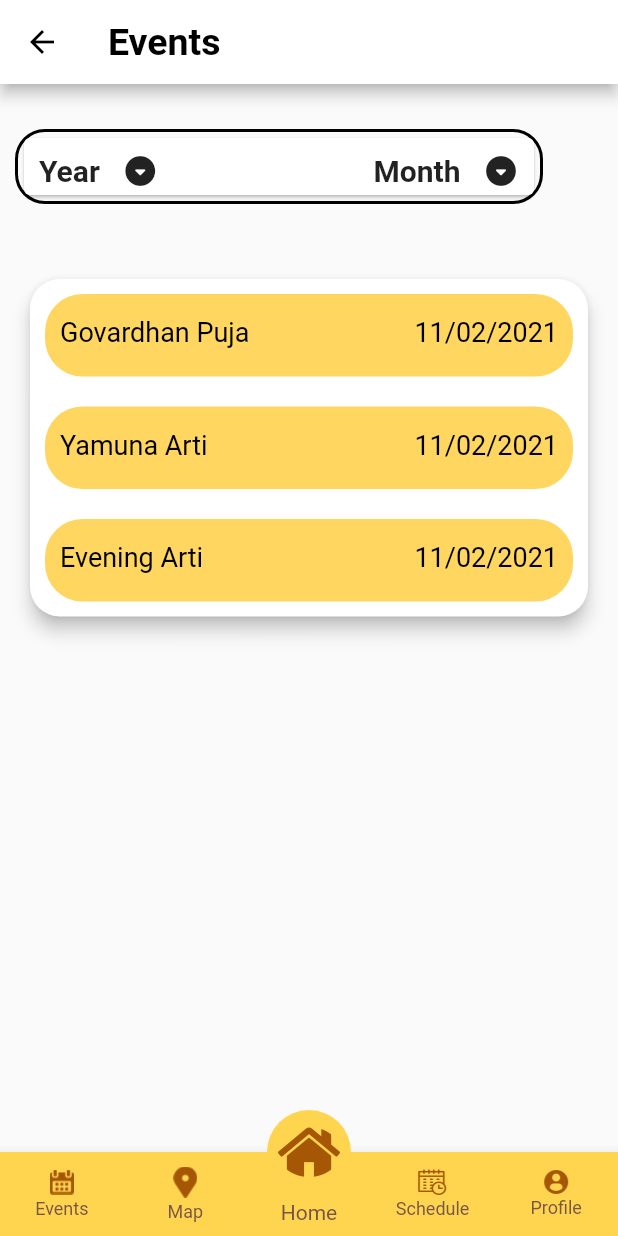
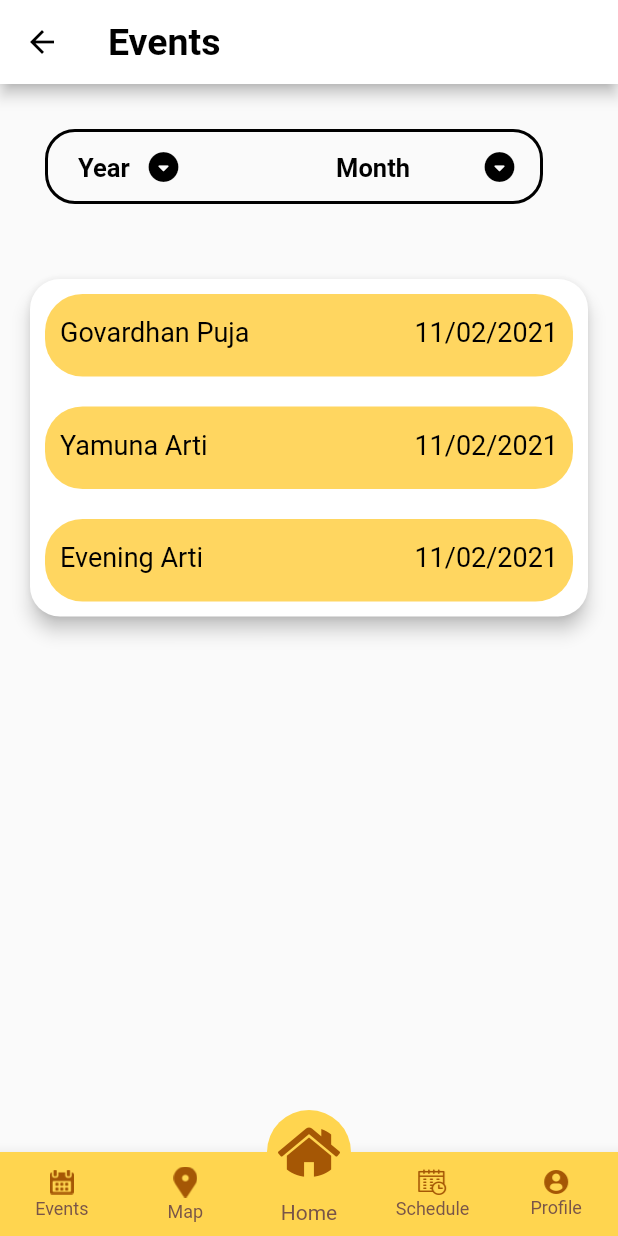
Before and after one commit to Mahima-014/gev, a Flutter app: the EventScreen screen opened by its route, on a phone screen of 412 x 824 dp. Run offline on Flutter 3.47's test engine with Material 2 defaults, Android fonts, the phone set to English and light mode, and no system bars; our stand-ins replace shared_preferences, smooth_star_rating, webview_flutter; accounts and stored records are empty.

Commit message:
Event Screen DropDown Complete

```diff
--- a/lib/utilities/commons.dart
+++ b/lib/utilities/commons.dart
@@ -164,7 +164,37 @@ class Common {
       ),
     );
   }
+
+
+  static List<DropdownMenuItem<int>> getYearDropDownButton()
+  {
+    return getYearList().map((int value) {
+        return new DropdownMenuItem<int>(
+          value: value,
+          child: new Text(value.toString()),
+        );
+      }).toList();
+  }
+
+
+  static List<int> getYearList()
+  {
+    List<int> yearList = [];
+    for(int i=DateTime.now().year; i>=2010; i--)
+      yearList.add(i);
+
+    return yearList;
+  }
+
+
+  static List<String> getMonthList()
+  {
+    List<String> monthList = ["January", "February", "March", "April", "May", "June", "July", "August", "September", "October", "November", "December"];
+    return monthList;
+  }
+
 }
+
 
 //BottomNavigationBar
 
--- a/lib/views/event_screen.dart
+++ b/lib/views/event_screen.dart
@@ -3,6 +3,8 @@ import 'package:gev_app/controllers/event_controller.dart';
 import 'package:gev_app/models/event_list_model.dart';
 import 'package:gev_app/utilities/commons.dart';
 import 'package:gev_app/utilities/constants.dart';
+
+import '../utilities/commons.dart';
 
 class EventScreen extends StatefulWidget {
   @override
@@ -12,12 +14,16 @@ class EventScreen extends StatefulWidget {
 class _EventScreenState extends State<EventScreen> {
   EventController eventController = EventController();
   List<EventListModel> eventList;
+  int selectedYear;
+  String selectedMonth;
+
   @override
   void initState() {
     // TODO: implement initState
     super.initState();
     eventList = eventController.getEventList();
   }
+
   @override
   Widget build(BuildContext context) {
     return Scaffold(
@@ -30,78 +36,160 @@ class _EventScreenState extends State<EventScreen> {
         child: Column(
           children: [
             Padding(
-              padding: const EdgeInsets.only(left: 10,right: 50,top: 30),
+              padding: const EdgeInsets.only(left: 30, right: 50, top: 30),
               child: Container(
                 height: 50,
                 decoration: BoxDecoration(
-                    border: Border.all(
-                        color: Colors.black,
-                        width: 2
-                    ),
-                    borderRadius: BorderRadius.all(Radius.circular(20))
-                ),
-                child: Card(
+                    border: Border.all(color: Colors.black, width: 2),
+                    borderRadius: BorderRadius.all(Radius.circular(20))),
                 child: Row(
                   mainAxisAlignment: MainAxisAlignment.spaceBetween,
                   children: [
-                      Row(
-                        children: [
-                          Padding(
-                            padding: const EdgeInsets.only(left: 10, top:10),
-                            child: Column(
-                              children: [
-                                Text(
-                                  'Year',
+                    // InkWell(
+                    //   onTap: (){
+                    //
+                    //   },
+                    //   child: Row(
+                    //     children: [
+                    //       Padding(
+                    //         padding: const EdgeInsets.only(left: 10, top:10),
+                    //         child: Column(
+                    //           children: [
+                    //             Text(
+                    //               'Year',
+                    //               style: TextStyle(
+                    //                 fontSize: 20,
+                    //                 fontWeight: FontWeight.bold,
+                    //               ),
+                    //             ),
+                    //           ],
+                    //         ),
+                    //       ),
+                    //       Padding(
+                    //         padding: const EdgeInsets.only(left: 15, top:10),
+                    //         child: Column(
+                    //           children: [
+                    //             Icon(
+                    //               Icons.arrow_drop_down_circle_rounded,
+                    //             ),
+                    //           ],
+                    //         ),
+                    //       )
+                    //     ],
+                    //   ),
+                    // ),
+
+                    Container(
+                      padding: EdgeInsets.symmetric(horizontal: 20, vertical: 8),
+                      child: DropdownButton<int>(
+                        value: selectedYear,
+                        hint: Text(
+                          "Year",
+                          style: TextStyle(
+                              fontSize: 17,
+                              fontWeight: FontWeight.bold,
+                              color: Colors.black,
+                              height: 1.5),
+                        ),
                         style: TextStyle(
                             fontSize: 20,
-                                    fontWeight: FontWeight.bold,
+                            color: Colors.grey,
+                            height: 1.3),
+                        icon: Icon(
+                          Icons.arrow_drop_down_circle_rounded,
+                          color: Colors.black,
+                        ),
+                        underline: Container(
+                          height: 2,
+                        ),
+                        items: Common.getYearList().map((int value) {
+                          return new DropdownMenuItem<int>(
+                            value: value,
+                            child: Text(
+                              value.toString(),
+                              textAlign: TextAlign.left,
+                              style: TextStyle(color: Colors.grey),
+                            ),
+                          );
+                        }).toList(),
+                        onChanged: (value) {
+                          setState(() {
+                            selectedYear = value;
+                          });
+                        },
                       ),
                     ),
-                              ],
+
+                    Container(
+                      padding: EdgeInsets.symmetric(horizontal: 15, vertical: 8),
+                      child: DropdownButton<String>(
+                        value: selectedMonth,
+                        hint: Text(
+                          "Month",
+                          style: TextStyle(
+                              fontSize: 17,
+                              fontWeight: FontWeight.bold,
+                              color: Colors.black,
+                              height: 1.5),
+                        ),
+                        style: TextStyle(
+                            fontSize: 20,
+                            color: Colors.grey,
+                            height: 1.3),
+                        icon: Icon(
+                          Icons.arrow_drop_down_circle_rounded,
+                          color: Colors.black,
+                        ),
+                        underline: Container(
+                          height: 2,
+                        ),
+                        items: Common.getMonthList().map((String value) {
+                          return new DropdownMenuItem<String>(
+                            value: value,
+                            child: Text(
+                              value.toString(),
+                              textAlign: TextAlign.left,
+                              style: TextStyle(color: Colors.grey),
+                            ),
+                          );
+                        }).toList(),
+                        onChanged: (value) {
+                          setState(() {
+                            selectedMonth = value;
+                          });
+                        },
                       ),
                     ),
-                          Padding(
-                            padding: const EdgeInsets.only(left: 15, top:10),
-                            child: Column(
-                              children: [
-                                Icon(
-                                  Icons.arrow_drop_down_circle_rounded,
-                                ),
+
+                    // Row(
+                    //   children: [
+                    //     Padding(
+                    //       padding: const EdgeInsets.only(right: 15, top: 10),
+                    //       child: Column(
+                    //         children: [
+                    //           Text(
+                    //             'Month',
+                    //             style: TextStyle(
+                    //               fontSize: 20,
+                    //               fontWeight: FontWeight.bold,
+                    //             ),
+                    //           ),
+                    //         ],
+                    //       ),
+                    //     ),
+                    //     Padding(
+                    //       padding: const EdgeInsets.only(right: 10, top: 10),
+                    //       child: Column(
+                    //         children: [
+                    //           Icon(
+                    //             Icons.arrow_drop_down_circle_rounded,
+                    //           )
+                    //         ],
+                    //       ),
+                    //     )
+                    //   ],
+                    // ),
                   ],
-                            ),
-                          )
-                        ],
-                      ),
-                      Row(
-                        children: [
-                          Padding(
-                            padding: const EdgeInsets.only(right: 15,top: 10),
-                            child: Column(
-                              children: [
-                                Text(
-                                  'Month',
-                                  style: TextStyle(
-                                    fontSize: 20,
-                                    fontWeight: FontWeight.bold,
-                                  ),
-                                ),
-                              ],
-                            ),
-                          ),
-                          Padding(
-                            padding: const EdgeInsets.only(right: 10,top: 10),
-                            child: Column(
-                              children: [
-                                Icon(
-                                  Icons.arrow_drop_down_circle_rounded,
-                                )
-                              ],
-                            ),
-                          )
-                        ],
-                      )
-                    ],
-                  ),
                 ),
               ),
             ),
@@ -115,17 +203,18 @@ class _EventScreenState extends State<EventScreen> {
                     margin: EdgeInsets.only(left: 20, right: 20),
                     elevation: 5,
                     shape: RoundedRectangleBorder(
-                      borderRadius: BorderRadius. circular(20),
+                      borderRadius: BorderRadius.circular(20),
                     ),
                     child: ListView.builder(
                         shrinkWrap: true,
                         itemCount: eventController.getEventList().length,
-                        itemBuilder: (context, index){
+                        itemBuilder: (context, index) {
                           return Padding(
-                            padding: const EdgeInsets.only(top:10,bottom:10,right: 10,left: 10),
+                            padding: const EdgeInsets.only(
+                                top: 10, bottom: 10, right: 10, left: 10),
                             child: InkWell(
-                              onTap:(){
-                                showAlertBox(context,index);
+                              onTap: () {
+                                showAlertBox(context, index);
                               },
                               child: Container(
                                 height: 55,
@@ -135,10 +224,12 @@ class _EventScreenState extends State<EventScreen> {
                                       borderRadius: BorderRadius.all(
                                           Radius.circular(25))),
                                   child: Row(
-                                      mainAxisAlignment: MainAxisAlignment.spaceBetween,
+                                    mainAxisAlignment:
+                                        MainAxisAlignment.spaceBetween,
                                     children: [
                                       Padding(
-                                          padding: const EdgeInsets.only(left: 10,top:15,bottom:15),
+                                        padding: const EdgeInsets.only(
+                                            left: 10, top: 15, bottom: 15),
                                         child: Column(
                                           children: [
                                             Text(
@@ -152,7 +243,8 @@ class _EventScreenState extends State<EventScreen> {
                                         ),
                                       ),
                                       Padding(
-                                          padding: const EdgeInsets.only(right:10,top: 15,bottom: 15),
+                                        padding: const EdgeInsets.only(
+                                            right: 10, top: 15, bottom: 15),
                                         child: Column(
                                           children: [
                                             Text(
@@ -168,13 +260,10 @@ class _EventScreenState extends State<EventScreen> {
                                     ],
                                   ),
                                 ),
-
                               ),
                             ),
                           );
-                      }
-                    ),
-
+                        }),
                   ),
                 ],
               ),
@@ -185,7 +274,7 @@ class _EventScreenState extends State<EventScreen> {
     );
   }
 
-  AlertDialog showAlertBox(BuildContext context,int index) {
+  AlertDialog showAlertBox(BuildContext context, int index) {
     var alertBox = AlertDialog(
       title: Text(
         'Name : ${eventList[index].eventName}',
@@ -193,15 +282,11 @@ class _EventScreenState extends State<EventScreen> {
       content: SingleChildScrollView(
         child: ListBody(
           children: <Widget>[
-            Text(
-                'Time: ${eventList[index].date}'
-            ),
+            Text('Time: ${eventList[index].date}'),
             SizedBox(
               height: 2,
             ),
-            Text(
-                'Description: ${eventList[index].description}'
-            ),
+            Text('Description: ${eventList[index].description}'),
           ],
         ),
       ),
```
Lines whose indentation alone changed are shown as unchanged.
